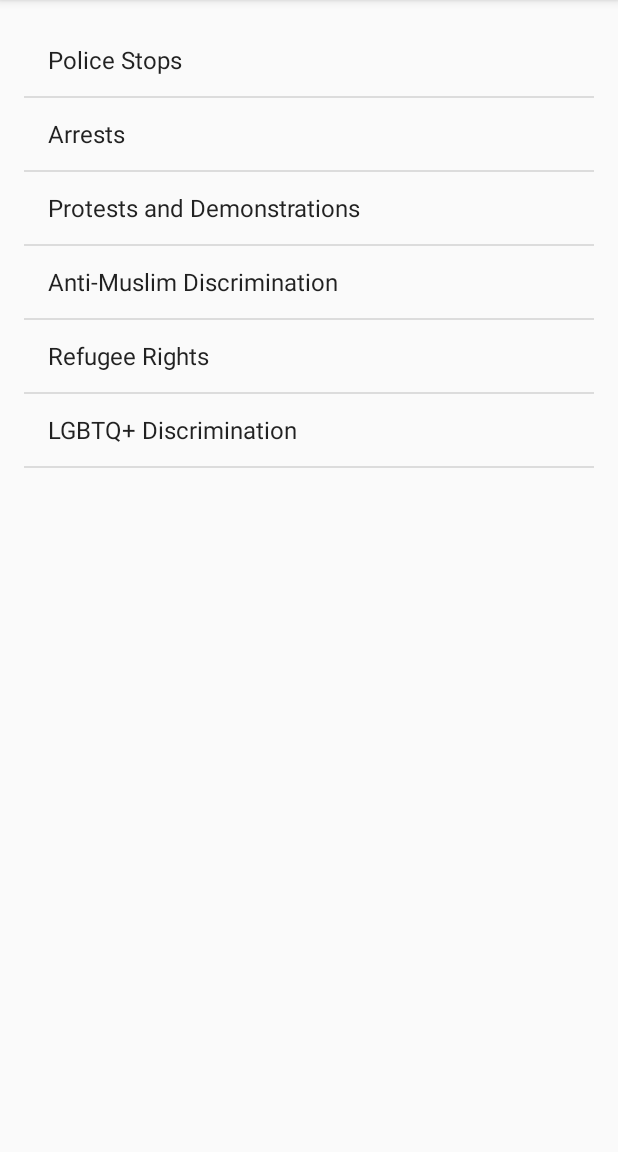
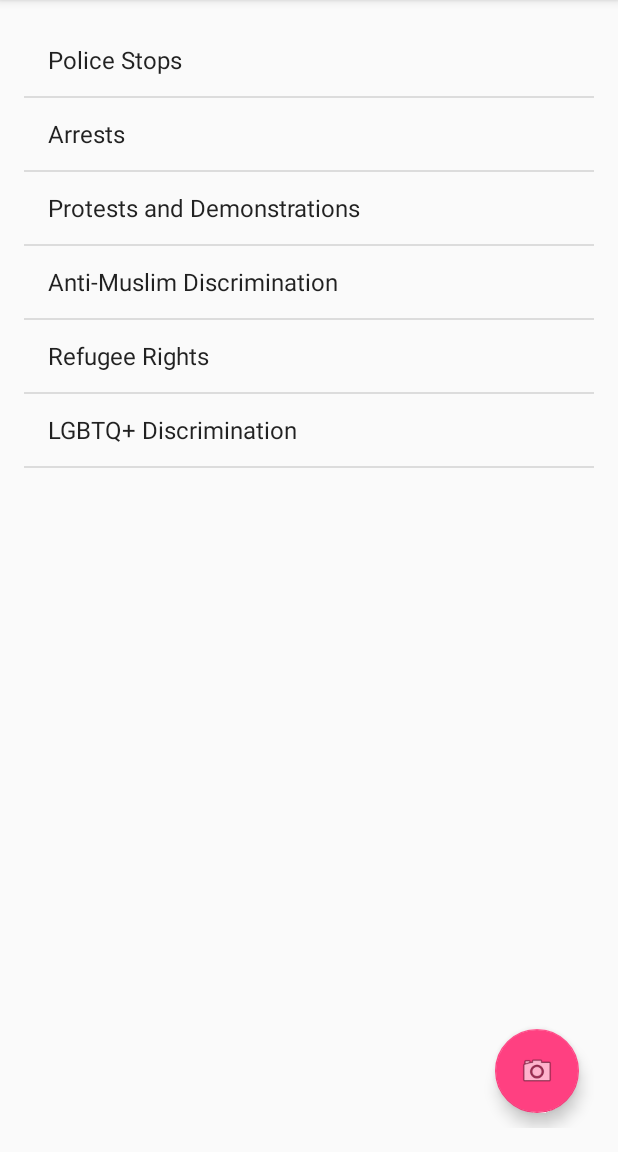
Before and after one commit to ThomasGiulianelli/HereToStay, an Android app: the screen it shows after launch (MainActivity), on a phone screen of 412 x 824 dp, the part 84-1236 px from its top. Run offline under Robolectric (Android 15) with nearby library versions, the light colour scheme and no system bars.

Commit message:
Added camera floating action button

```diff
--- a/app/src/main/AndroidManifest.xml
+++ b/app/src/main/AndroidManifest.xml
@@ -1,6 +1,9 @@
 <?xml version="1.0" encoding="utf-8"?>
 <manifest xmlns:android="http://schemas.android.com/apk/res/android"
     package="com.giulianelli.heretostay">
+
+    <uses-feature android:name="android.hardware.camera"
+        android:required="false" />
 
     <application
         android:allowBackup="true"
--- a/app/src/main/java/com/giulianelli/heretostay/MainActivity.java
+++ b/app/src/main/java/com/giulianelli/heretostay/MainActivity.java
@@ -1,22 +1,28 @@
 package com.giulianelli.heretostay;
 
 import android.content.Intent;
+import android.content.pm.PackageManager;
 import android.support.v7.app.AppCompatActivity;
 import android.os.Bundle;
 import android.view.View;
 import android.widget.AdapterView;
 import android.widget.ArrayAdapter;
 import android.widget.ListView;
+import android.support.design.widget.FloatingActionButton;
+import android.support.design.widget.Snackbar;
 import android.widget.Toast;
-
-
 import java.util.ArrayList;
+import android.app.Activity;
+import android.content.Context;
 
 import static com.giulianelli.heretostay.ScrollingActivity1.TEXT_KEY;
 
 public class MainActivity extends AppCompatActivity {
 
     private ListView mainList;
+
+    //final PackageManager pm = context.getPackageManager();
+    //final
 
     @Override
     protected void onCreate(Bundle savedInstanceState) {
@@ -60,5 +66,21 @@ public class MainActivity extends AppCompatActivity {
             }
         });
 
+        // get current context and use it to check if the device has a camera
+        Context context = this;
+        boolean deviceHasCameraFlag = MyUtilities.checkForCamera(context);
+
+        //Display camera FAB if the device has a camera
+        if (deviceHasCameraFlag){
+            FloatingActionButton fab = findViewById(R.id.floatingActionButton);
+            fab.setOnClickListener(new View.OnClickListener() {
+                @Override
+                public void onClick(View view) {
+                    Snackbar.make(view, "Here's a Snackbar", Snackbar.LENGTH_LONG)
+                            .setAction("Action", null).show();
+                }
+            });
+        }
+
     }
 }
--- /dev/null
+++ b/app/src/main/java/com/giulianelli/heretostay/MyUtilities.java
@@ -0,0 +1,19 @@
+package com.giulianelli.heretostay;
+
+import android.content.Context;
+import android.content.pm.PackageManager;
+import android.app.Activity;
+
+public class MyUtilities extends Activity {
+
+    //ascertains if the device has a camera
+    public static boolean checkForCamera(Context context) {
+        try {
+            PackageManager pm = context.getPackageManager();
+            return pm.hasSystemFeature(PackageManager.FEATURE_CAMERA);
+        } catch (Exception e) {
+            e.printStackTrace();
+            return false;
+        }
+    }
+}
--- a/app/src/main/res/layout/activity_main.xml
+++ b/app/src/main/res/layout/activity_main.xml
@@ -1,6 +1,7 @@
 <?xml version="1.0" encoding="utf-8"?>
 <RelativeLayout
     xmlns:android="http://schemas.android.com/apk/res/android"
+    xmlns:app="http://schemas.android.com/apk/res-auto"
     xmlns:tools="http://schemas.android.com/tools"
     android:id="@+id/activity_main"
     android:layout_width="match_parent"
@@ -16,4 +17,16 @@
         android:layout_height="match_parent"
         android:id="@+id/mainList"
         />
+
+    <android.support.design.widget.FloatingActionButton
+        android:id="@+id/floatingActionButton"
+        android:layout_width="wrap_content"
+        android:layout_height="wrap_content"
+        android:layout_alignParentRight="true"
+        android:layout_alignParentBottom="true"
+        android:clickable="true"
+        android:focusable="true"
+        android:layout_margin="10dp"
+        app:fabSize="normal"
+        app:srcCompat="@android:drawable/ic_menu_camera" />
 </RelativeLayout>
```
Also changed, not shown: 2 other files.
